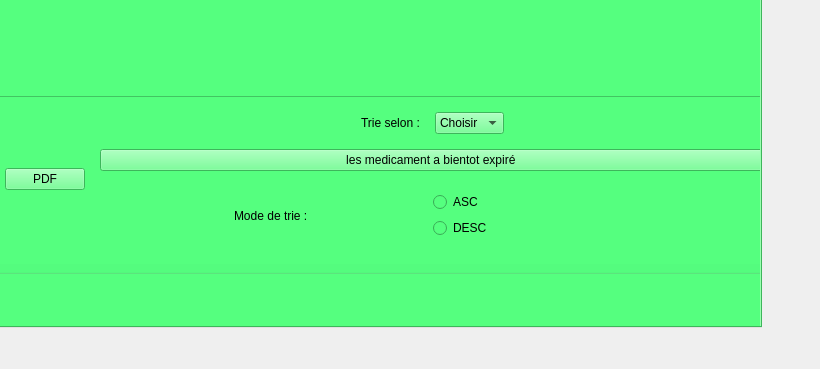
Above: medicament_ui.ui from charfaaa/gestionmedicament before the change; both pictures show x 279 to 1099 and y 273 to 642 of the 1099 by 642 pixel window. Below: the same form after it.
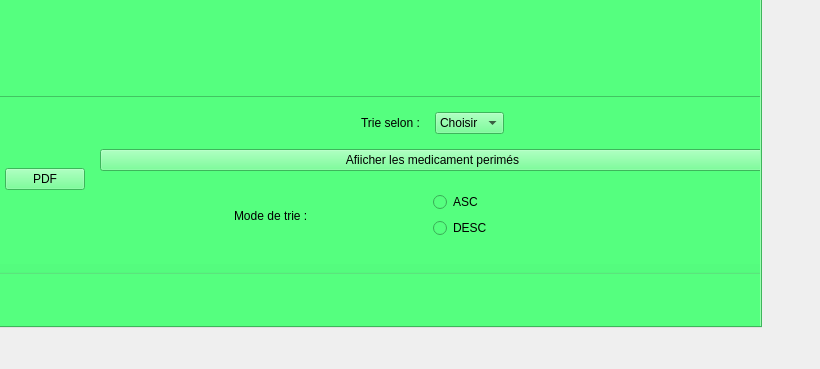
That is the form after the change.

Patch:
```diff
--- a/medicament_ui.ui
+++ b/medicament_ui.ui
@@ -362,7 +362,7 @@
                  <item>
                   <widget class="QPushButton" name="pushButton_afficher_peremption">
                    <property name="text">
-                    <string>les medicament a bientot expiré </string>
+                    <string>Afiicher les medicament perimés</string>
                    </property>
                   </widget>
                  </item>
```
